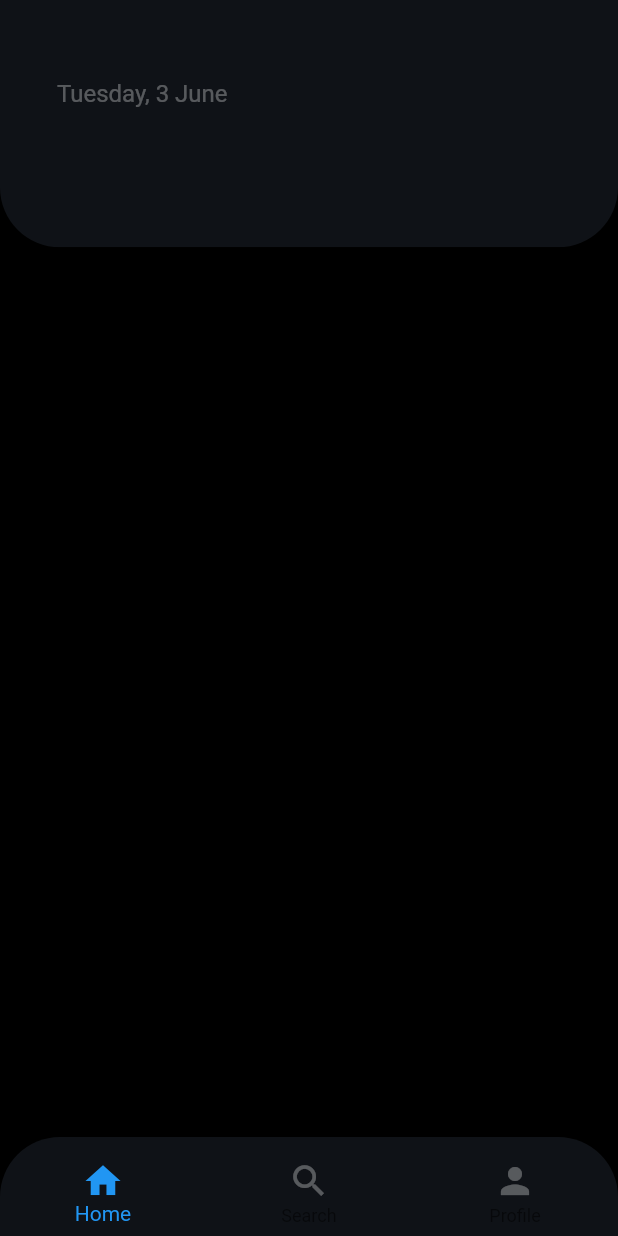
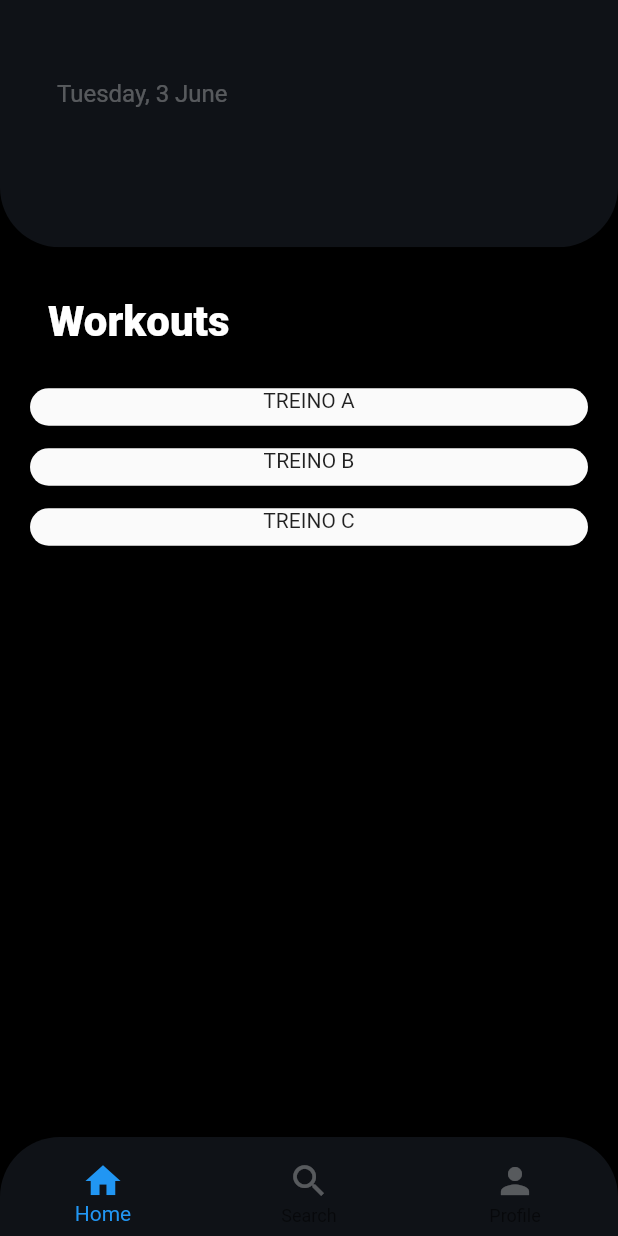
Before and after one commit to RafaelHerrero/gym-bud-front, a Flutter app: the ProfileScreen screen opened directly with empty values, on a phone screen of 412 x 824 dp. Run offline on Flutter 3.47's test engine with Material 2 defaults, Android fonts, the phone set to English and light mode, and no system bars; our stand-ins replace jiffy.

Commit message:
list workouts body layout

```diff
--- /dev/null
+++ b/lib/models/workout.dart
@@ -0,0 +1,11 @@
+class Workout {
+  final String workoutName;
+
+  Workout({required this.workoutName});
+}
+
+final workouts = [
+  Workout(workoutName: "TREINO A"),
+  Workout(workoutName: "TREINO B"),
+  Workout(workoutName: "TREINO C"),
+];
--- a/lib/screens/profile_screen.dart
+++ b/lib/screens/profile_screen.dart
@@ -1,6 +1,9 @@
 import 'package:flutter/material.dart';
 import 'package:jiffy/jiffy.dart';
+import '../utilities/constants.dart';
 import "string_extension.dart";
+
+import 'package:gym_bud_front/models/workout.dart';
 
 class ProfileScreen extends StatelessWidget {
   const ProfileScreen({Key? key, required this.loggedUserId, required this.loggedUserName}) : super(key: key);
@@ -19,7 +22,7 @@ class ProfileScreen extends StatelessWidget {
       return ClipRRect(
         borderRadius: const BorderRadius.vertical(top: Radius.circular(40)),
         child: BottomNavigationBar(
-          backgroundColor: const Color.fromARGB(255, 15, 18, 23),
+          backgroundColor: boxColor,
           iconSize: 28,
           selectedIconTheme: const IconThemeData(
             color: Colors.blue,
@@ -27,6 +30,7 @@ class ProfileScreen extends StatelessWidget {
           unselectedIconTheme: const IconThemeData(
             color: Colors.white30,
           ),
+          showUnselectedLabels: true,
           items: const [
             BottomNavigationBarItem(
                 icon: Padding(
@@ -62,7 +66,7 @@ class ProfileScreen extends StatelessWidget {
               bottom: Radius.circular(40)
           ),
           child: Container(
-            color: const Color.fromARGB(255, 15, 18, 23),
+            color: boxColor,
             padding: const EdgeInsets.only(
               top: 40,
               left: 22,
@@ -95,15 +99,49 @@ class ProfileScreen extends StatelessWidget {
       );
     }
 
-    Widget _WorkoutsList(loggedUserId) {
+    Widget _workoutListTitle() {
+      return const Padding(
+        padding: EdgeInsets.only(bottom: 8, left: 32, right: 16),
+        child: Text(
+          "Workouts",
+          style: TextStyle(
+            fontSize: 28,
+            fontWeight: FontWeight.w800,
+            color: Colors.white,
+          ),
+        ),
+      );
+    }
+
+    Widget _workoutsList(loggedUserId) {
       return Positioned(
         top: height * 0.24,
         left: 0,
         right: 0,
         child: Container(
           height: height * 0.6,
-
-          // color: Colors.red,
+          child: Column(
+            crossAxisAlignment: CrossAxisAlignment.start,
+            children: [
+              _workoutListTitle(),
+              Expanded(
+                // child: Container(color: Colors.yellow,),
+                child: SingleChildScrollView(
+                  scrollDirection: Axis.vertical,
+                  child: Column(
+                    children: [
+                      const SizedBox(
+                        height: 20,
+                      ),
+                      for (int i = 0; i < workouts.length; i++)
+                        _WorkoutCard(workout: workouts[i])
+                    ],
+                  ),
+                ),
+              ),
+              // Expanded(child: child)
+            ],
+          ),
         ),
       );
     }
@@ -114,9 +152,45 @@ class ProfileScreen extends StatelessWidget {
       body: Stack(
         children: [
           _userInformationBar(loggedUserName),
-          _WorkoutsList(loggedUserId),
+          _workoutsList(loggedUserId),
         ],
       ),
     );
   }
 }
+
+
+class _WorkoutCard extends StatelessWidget {
+  final Workout workout;
+  // ignore: unused_element
+  const _WorkoutCard({Key? key, required this.workout});
+
+  @override
+  Widget build(BuildContext context) {
+    return Container(
+      margin: const EdgeInsets.only(
+        left: 20,
+        right: 20,
+        bottom: 15
+      ),
+      constraints: const BoxConstraints(maxHeight: 25),
+      child: Material(
+        borderRadius: const BorderRadius.all(Radius.circular(20)),
+        elevation: 4,
+        child: Row(
+          crossAxisAlignment: CrossAxisAlignment.start,
+          mainAxisSize: MainAxisSize.min,
+          children: <Widget>[
+            Expanded(
+              child: Column(
+                children: [
+                  Text(workout.workoutName),
+                ],
+              ),
+            ),
+          ],
+        ),
+      ),
+    );
+  }
+}
--- a/lib/utilities/constants.dart
+++ b/lib/utilities/constants.dart
@@ -17,6 +17,8 @@ const buttonTextColor = TextStyle(
   fontSize: 18.0,
   fontWeight: FontWeight.bold,
 );
+
+const boxColor = Color.fromARGB(255, 15, 18, 23);
 
 final kBoxDecorationStyle = BoxDecoration(
   color: const Color.fromARGB(255, 15, 18, 23),
```
